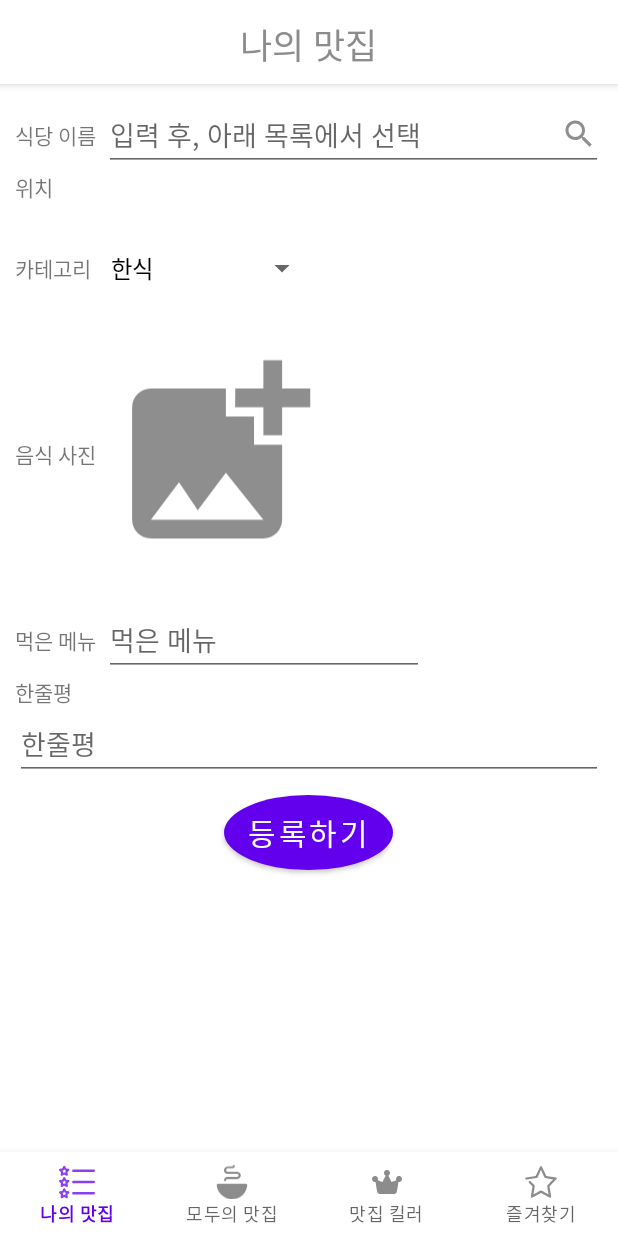
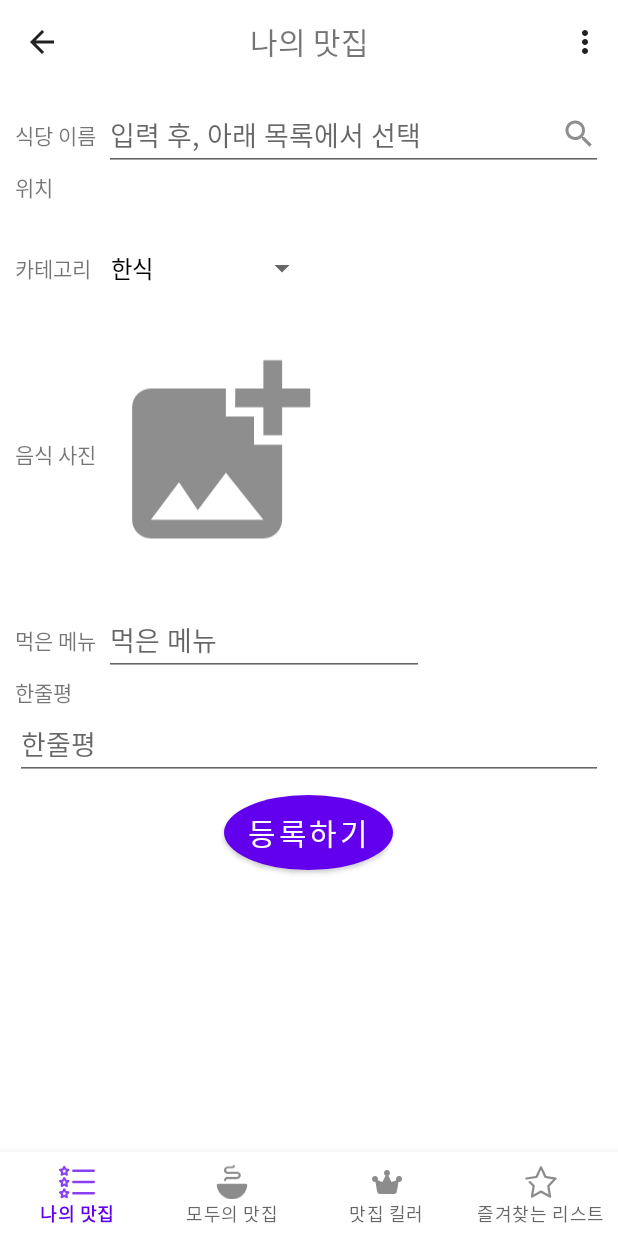
Before and after one commit to dpdms529/JMT, an Android app: the MainActivity screen opened directly, with no data from a screen before it, after a tap on an icon or button, on a phone screen of 412 x 824 dp. Run offline under Robolectric (Android 15) with nearby library versions, the phone set to English and light mode, and no system bars; our stand-ins replace Firebase (no records; nobody signed in at launch, a user with empty details on screens opened directly); libraries missing offline, so code that uses them is left out: com.kakao.sdk; pictures from the network do not load.

Commit message:
Fix Toolbar

```diff
--- a/app/src/main/java/org/techtown/jmt/MainActivity.java
+++ b/app/src/main/java/org/techtown/jmt/MainActivity.java
@@ -2,6 +2,8 @@ package org.techtown.jmt;
 
 import android.graphics.drawable.ColorDrawable;
 import android.os.Bundle;
+import android.view.Menu;
+import android.view.MenuInflater;
 import android.view.MenuItem;
 import android.view.View;
 import android.widget.TextView;
@@ -9,7 +11,9 @@ import android.widget.TextView;
 import androidx.annotation.NonNull;
 import androidx.appcompat.app.ActionBar;
 import androidx.appcompat.app.AppCompatActivity;
+import androidx.appcompat.widget.Toolbar;
 import androidx.fragment.app.Fragment;
+import androidx.fragment.app.FragmentManager;
 
 import com.google.android.material.bottomnavigation.BottomNavigationView;
 import com.google.android.material.bottomnavigation.LabelVisibilityMode;
@@ -20,6 +24,8 @@ public class MainActivity extends AppCompatActivity {
     Fragment frag_user_list;
     Fragment frag_favorite_list;
     String currentTitle = "";
+
+    TextView toolbar_text;
 
     @Override
     protected void onCreate(Bundle savedInstanceState) {
@@ -33,14 +39,21 @@ public class MainActivity extends AppCompatActivity {
         frag_favorite_list = new FavoriteList();
 
         // 커스텀 액션바 설정
-        getSupportActionBar().setDisplayShowTitleEnabled(false); // 기본 타이틀 사용 안함
-        getSupportActionBar().setDisplayOptions(ActionBar.DISPLAY_SHOW_CUSTOM); // 커스텀 사용
-        getSupportActionBar().setCustomView(R.layout.actionbar_custom); // 커스텀 사용할 파일 위치
-        getSupportActionBar().setBackgroundDrawable(new ColorDrawable(0xFFFFFFFF));
+//        getSupportActionBar().setDisplayShowTitleEnabled(false); // 기본 타이틀 사용 안함
+//        getSupportActionBar().setDisplayOptions(ActionBar.DISPLAY_SHOW_CUSTOM); // 커스텀 사용
+//        getSupportActionBar().setCustomView(R.layout.actionbar_custom); // 커스텀 사용할 파일 위치
+//        getSupportActionBar().setBackgroundDrawable(new ColorDrawable(0xFFFFFFFF));
+        Toolbar toolbar = findViewById(R.id.toolbar);
+        toolbar_text = findViewById(R.id.toolbar_text);
+        setSupportActionBar(toolbar);
+        getSupportActionBar().setDisplayShowCustomEnabled(true);
+        getSupportActionBar().setDisplayShowTitleEnabled(false);
+        getSupportActionBar().setDisplayHomeAsUpEnabled(true);
 
         // 첫 화면 지정
         getSupportFragmentManager().beginTransaction().replace(R.id.main_layout, frag_my_list).commit();
-        setActionbarTitle("나의 맛집"); // 첫 화면에 맞는 타이틀 지정
+        toolbar_text.setText("나의 맛집");
+        //setActionbarTitle("나의 맛집"); // 첫 화면에 맞는 타이틀 지정
 
         // 하단바 생성 및 설정
         BottomNavigationView bottomNavigationView = findViewById(R.id.bottom_navigation);
@@ -53,16 +66,16 @@ public class MainActivity extends AppCompatActivity {
                         switch (item.getItemId()) {
                             case R.id.tab_my_list:
                                 setFragment(frag_my_list, String.valueOf(item.getTitle()));
-                                break;
+                                return true;
                             case R.id.tab_store_list:
                                 setFragment(frag_store_list, String.valueOf(item.getTitle()));
-                                break;
+                                return true;
                             case R.id.tab_user_list:
                                 setFragment(frag_user_list, String.valueOf(item.getTitle()));
-                                break;
+                                return true;
                             case R.id.tab_favorite_list:
                                 setFragment(frag_favorite_list, String.valueOf(item.getTitle()));
-                                break;
+                                return true;
                         }
                         return false;
                     }
@@ -75,7 +88,8 @@ public class MainActivity extends AppCompatActivity {
             getSupportFragmentManager().popBackStack();
         }
         getSupportFragmentManager().beginTransaction().replace(R.id.main_layout, fragment).commit();
-        setActionbarTitle(title);
+        toolbar_text.setText(title);
+        //setActionbarTitle(title);
         currentTitle = title;  // 백업을 위한 flag
     }
 
@@ -103,20 +117,56 @@ public class MainActivity extends AppCompatActivity {
         switch (backup_str) {
             case "나의 맛집":
                 getSupportFragmentManager().beginTransaction().replace(R.id.main_layout, frag_my_list).commit();
-                setActionbarTitle("나의 맛집");
+                toolbar_text.setText("나의 맛집");
+                //setActionbarTitle("나의 맛집");
                 break;
             case "모두의 맛집":
                 getSupportFragmentManager().beginTransaction().replace(R.id.main_layout, frag_store_list).commit();
-                setActionbarTitle("모두의 맛집");
+                toolbar_text.setText("모두의 맛집");
+                //setActionbarTitle("모두의 맛집");
                 break;
             case "맛집 킬러":
                 getSupportFragmentManager().beginTransaction().replace(R.id.main_layout, frag_user_list).commit();
-                setActionbarTitle("맛집 킬러");
+                toolbar_text.setText("맛집 킬러");
+                //setActionbarTitle("맛집 킬러");
                 break;
             case "즐겨찾는 리스트":
                 getSupportFragmentManager().beginTransaction().replace(R.id.main_layout, frag_favorite_list).commit();
-                setActionbarTitle("즐겨찾는 리스트");
+                toolbar_text.setText("즐겨찾는 리스트");
+                //setActionbarTitle("즐겨찾는 리스트");
                 break;
         }
     }
+
+    @Override
+    public boolean onCreateOptionsMenu(Menu menu) {
+        MenuInflater menuInflater = getMenuInflater();
+        menuInflater.inflate(R.menu.menu_settings, menu);
+        return super.onCreateOptionsMenu(menu);
+    }
+
+    @Override
+    public boolean onOptionsItemSelected(@NonNull MenuItem item) {
+        FragmentManager fragmentManager = this.getSupportFragmentManager();
+        switch (item.getItemId()){
+            case R.id.logout:
+                // 로그아웃
+
+                break;
+            case R.id.leave:
+                // 탈퇴
+
+                break;
+            case android.R.id.home:
+                // 액션바 뒤로가기
+                if(fragmentManager.getBackStackEntryCount() > 0) {
+                    fragmentManager.beginTransaction().remove(fragmentManager.getFragments().get(0)).commit();
+                    fragmentManager.popBackStack();
+                } else {
+                    finish();
+                }
+                break;
+        }
+        return super.onOptionsItemSelected(item);
+    }
 }
--- a/app/src/main/java/org/techtown/jmt/MyList.java
+++ b/app/src/main/java/org/techtown/jmt/MyList.java
@@ -7,6 +7,7 @@ import android.os.Bundle;
 import android.preference.PreferenceManager;
 import android.util.Log;
 import android.view.LayoutInflater;
+import android.view.MenuItem;
 import android.view.View;
 import android.view.ViewGroup;
 import android.widget.ImageButton;
@@ -163,4 +164,5 @@ public class MyList extends Fragment {
         super.onAttach(context);
         mContext = context;
     }
+
 }
--- a/app/src/main/res/layout/activity_main.xml
+++ b/app/src/main/res/layout/activity_main.xml
@@ -7,11 +7,16 @@
     android:orientation="vertical"
     tools:context=".MainActivity">
 
+    <include
+        layout="@layout/toolbar"
+        android:id="@+id/toolbar"/>
+
     <FrameLayout
         android:id="@+id/main_layout"
         android:layout_width="match_parent"
         android:layout_height="match_parent"
         android:padding="10dp"
+        android:layout_marginTop="?attr/actionBarSize"
         android:layout_marginBottom="?attr/actionBarSize"></FrameLayout>
 
     <com.google.android.material.bottomnavigation.BottomNavigationView
--- /dev/null
+++ b/app/src/main/res/layout/toolbar.xml
@@ -0,0 +1,19 @@
+<?xml version="1.0" encoding="utf-8"?>
+<androidx.appcompat.widget.Toolbar
+    xmlns:android="http://schemas.android.com/apk/res/android"
+    android:layout_width="match_parent"
+    android:layout_height="wrap_content"
+    android:id="@+id/toolbar"
+    android:background="@null"
+    android:theme="@style/ThemeOverlay.AppCompat.ActionBar"
+    android:popupTheme="@style/ThemeOverlay.AppCompat.Light">
+
+    <TextView
+        android:id="@+id/toolbar_text"
+        android:layout_width="wrap_content"
+        android:layout_height="wrap_content"
+        android:layout_gravity="center"
+        android:text="title"
+        android:textSize="20sp"/>
+
+</androidx.appcompat.widget.Toolbar>
--- a/app/src/main/res/menu/menu_bottom.xml
+++ b/app/src/main/res/menu/menu_bottom.xml
@@ -22,5 +22,5 @@
         android:id="@+id/tab_favorite_list"
         android:enabled="true"
         android:icon="@drawable/ic_star"
-        android:title="즐겨찾기"/>
+        android:title="즐겨찾는 리스트"/>
 </menu>
--- /dev/null
+++ b/app/src/main/res/menu/menu_settings.xml
@@ -0,0 +1,9 @@
+<?xml version="1.0" encoding="utf-8"?>
+<menu xmlns:android="http://schemas.android.com/apk/res/android">
+    <item
+        android:id="@+id/logout"
+        android:title="로그아웃"/>
+    <item
+        android:id="@+id/leave"
+        android:title="회원탈퇴"/>
+</menu>
--- a/app/src/main/res/values/themes.xml
+++ b/app/src/main/res/values/themes.xml
@@ -1,6 +1,6 @@
 <resources xmlns:tools="http://schemas.android.com/tools">
     <!-- Base application theme. -->
-    <style name="Theme.JMT" parent="Theme.MaterialComponents.DayNight">
+    <style name="Theme.JMT" parent="Theme.MaterialComponents.DayNight.NoActionBar">
         <!-- Primary brand color. -->
         <item name="colorPrimary">@color/purple_500</item>
         <item name="colorPrimaryVariant">@color/purple_700</item>
```
